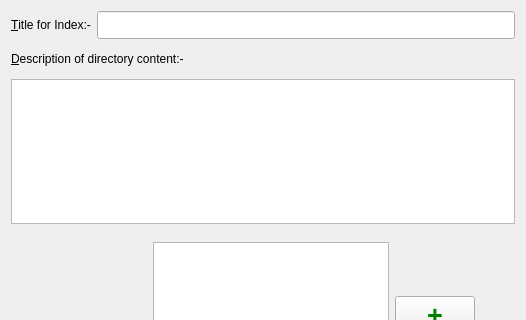
johcarsmi/picdok, file frm/pdpagegen.ui: the form before one commit; both pictures show x 0 to 526 and y 0 to 320 of the 526 by 525 pixel window.
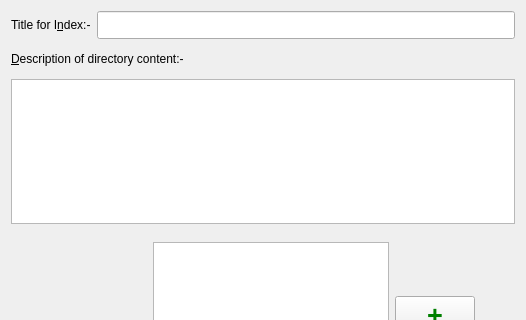
The form after the commit. Custom widgets are drawn as their Qt base class.

Diff of the .ui file:
```diff
--- a/frm/pdpagegen.ui
+++ b/frm/pdpagegen.ui
@@ -2,6 +2,9 @@
 <ui version="4.0">
  <class>PdPageGen</class>
  <widget class="QDialog" name="PdPageGen">
+  <property name="enabled">
+   <bool>true</bool>
+  </property>
   <property name="geometry">
    <rect>
     <x>0</x>
@@ -36,7 +39,7 @@
           </size>
          </property>
          <property name="text">
-          <string>&amp;Title for Index:-</string>
+          <string>Title for I&amp;ndex:-</string>
          </property>
          <property name="buddy">
           <cstring>txtTitle</cstring>
```
